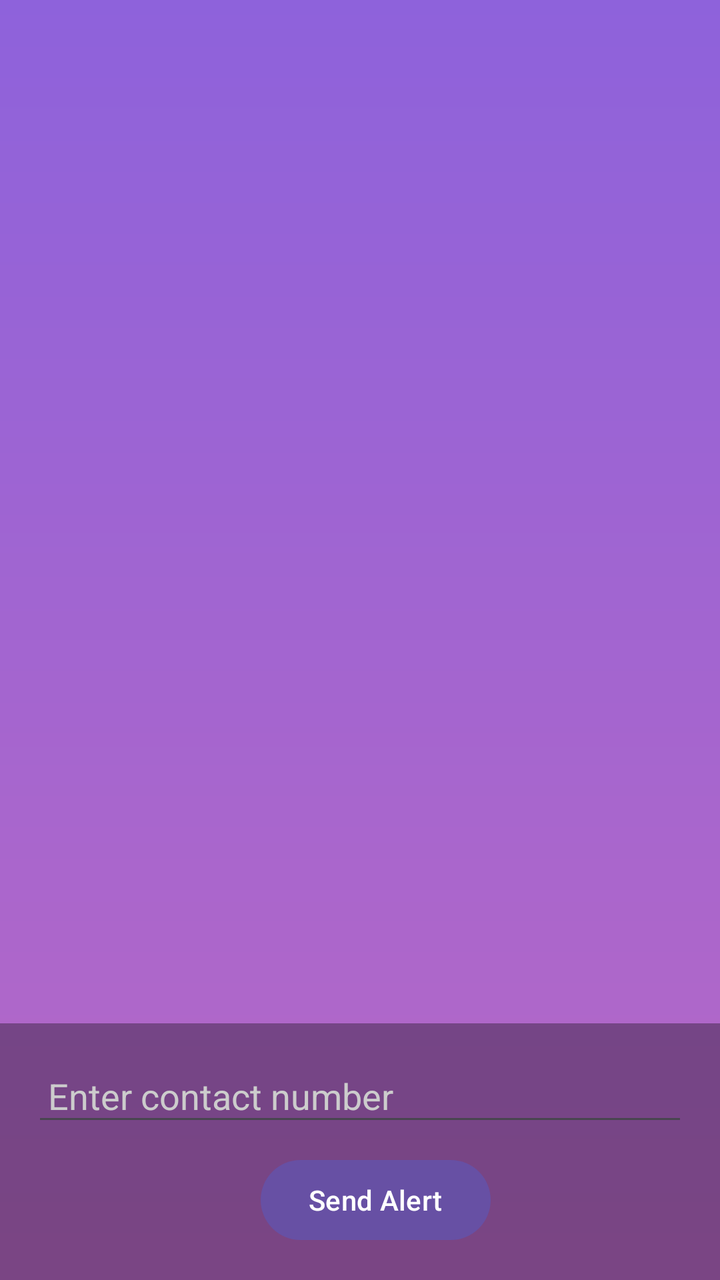
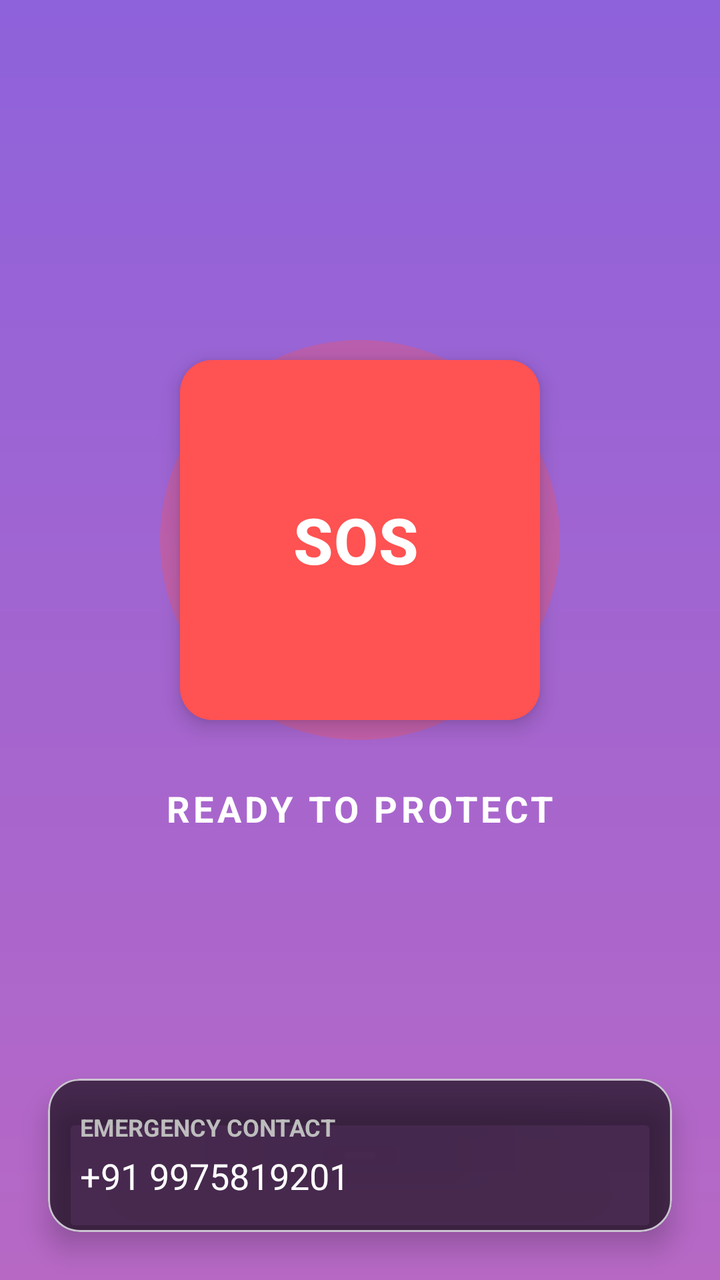

An Android layout rendered at two revisions. The XML below is the earlier revision; the diff shows what the commit changed to produce the second picture.
<!-- AndroidManifest.xml: activity theme Theme.EmpowHer -->
<!-- res/layout/activity_buzzer.xml -->
<?xml version="1.0" encoding="utf-8"?>
<FrameLayout xmlns:android="http://schemas.android.com/apk/res/android"
    android:layout_width="match_parent"
    android:layout_height="match_parent"
    android:background="@drawable/bg">


    
    <LinearLayout
        android:layout_width="match_parent"
        android:layout_height="wrap_content"
        android:layout_gravity="bottom"
        android:orientation="vertical"
        android:padding="16dp"
        android:background="#55000000">

        <EditText
            android:id="@+id/contactInput"
            android:layout_width="match_parent"
            android:layout_height="wrap_content"
            android:hint="Enter contact number"
            android:inputType="phone"
            android:padding="8dp"
            android:textColor="#FFFFFF"
            android:textColorHint="#CCCCCC" />

        <LinearLayout
            android:layout_width="match_parent"
            android:layout_height="wrap_content"
            android:orientation="horizontal"
            android:gravity="center"
            android:layout_marginTop="8dp">


            <Button
                android:id="@+id/shareButton"
                android:layout_width="wrap_content"
                android:layout_height="wrap_content"
                android:layout_marginStart="16dp"
                android:text="Send Alert" />
        </LinearLayout>
    </LinearLayout>
</FrameLayout>
<!-- resources referenced by this layout -->
<resources>
  <!-- drawable bg (drawable) -->
  <?xml version="1.0" encoding="utf-8"?>
  <shape xmlns:android="http://schemas.android.com/apk/res/android">
      <gradient android:type="linear" android:angle="100"
          android:startColor="#8E62DB" android:endColor="#B768C5" />
  
  </shape>
  <style name="Theme.EmpowHer" parent="Base.Theme.EmpowHer" />
  <style name="Base.Theme.EmpowHer" parent="Theme.Material3.DayNight.NoActionBar">
          
          
      </style>
</resources>

<!-- the commit's change to res/layout/activity_buzzer.xml (unified diff, before → after) -->
@@ -1,43 +1,98 @@
 <?xml version="1.0" encoding="utf-8"?>
-<FrameLayout xmlns:android="http://schemas.android.com/apk/res/android"
+<androidx.constraintlayout.widget.ConstraintLayout xmlns:android="http://schemas.android.com/apk/res/android"
+    xmlns:app="http://schemas.android.com/apk/res-auto"
+    xmlns:tools="http://schemas.android.com/tools"
     android:layout_width="match_parent"
     android:layout_height="match_parent"
-    android:background="@drawable/bg">
+    android:background="@drawable/bg"
+    tools:context=".BuzzerActivity">
 
+    <View
+        android:id="@+id/pulseView"
+        android:layout_width="200dp"
+        android:layout_height="200dp"
+        android:background="@drawable/circle_red"
+        app:layout_constraintBottom_toBottomOf="@+id/btn_sos"
+        app:layout_constraintEnd_toEndOf="@+id/btn_sos"
+        app:layout_constraintStart_toStartOf="@+id/btn_sos"
+        app:layout_constraintTop_toTopOf="@+id/btn_sos" />
 
-    
-    <LinearLayout
+    <com.google.android.material.floatingactionbutton.ExtendedFloatingActionButton
+        android:id="@+id/btn_sos"
+        android:layout_width="180dp"
+        android:layout_height="180dp"
+        android:layout_marginBottom="100dp"
+        android:gravity="center"
+        android:text="SOS"
+        android:textColor="@color/white"
+        android:textSize="32sp"
+        android:textStyle="bold"
+        app:backgroundTint="#FF5252"
+        app:cornerRadius="90dp"
+        app:layout_constraintBottom_toBottomOf="parent"
+        app:layout_constraintEnd_toEndOf="parent"
+        app:layout_constraintStart_toStartOf="parent"
+        app:layout_constraintTop_toTopOf="parent" />
+
+    <TextView
+        android:id="@+id/tv_status"
+        android:layout_width="wrap_content"
+        android:layout_height="wrap_content"
+        android:layout_marginTop="32dp"
+        android:text="READY TO PROTECT"
+        android:textColor="@color/white"
+        android:textSize="18sp"
+        android:textStyle="bold"
+        android:letterSpacing="0.1"
+        app:layout_constraintEnd_toEndOf="parent"
+        app:layout_constraintStart_toStartOf="parent"
+        app:layout_constraintTop_toBottomOf="@+id/btn_sos" />
+
+    <TextView
+        android:id="@+id/tv_countdown"
+        android:layout_width="wrap_content"
+        android:layout_height="wrap_content"
+        android:layout_marginTop="8dp"
+        android:text=""
+        android:textColor="#FFCDD2"
+        android:textSize="48sp"
+        android:textStyle="bold"
+        app:layout_constraintEnd_toEndOf="parent"
+        app:layout_constraintStart_toStartOf="parent"
+        app:layout_constraintTop_toBottomOf="@+id/tv_status" />
+
+    <com.google.android.material.card.MaterialCardView
         android:layout_width="match_parent"
         android:layout_height="wrap_content"
-        android:layout_gravity="bottom"
-        android:orientation="vertical"
-        android:padding="16dp"
-        android:background="#55000000">
-
-        <EditText
-            android:id="@+id/contactInput"
-            android:layout_width="match_parent"
-            android:layout_height="wrap_content"
-            android:hint="Enter contact number"
-            android:inputType="phone"
-            android:padding="8dp"
-            android:textColor="#FFFFFF"
-            android:textColorHint="#CCCCCC" />
+        android:layout_margin="24dp"
+        app:cardCornerRadius="16dp"
+        app:cardElevation="8dp"
+        app:cardBackgroundColor="#99000000"
+        app:layout_constraintBottom_toBottomOf="parent">
 
         <LinearLayout
             android:layout_width="match_parent"
             android:layout_height="wrap_content"
-            android:orientation="horizontal"
-            android:gravity="center"
-            android:layout_marginTop="8dp">
+            android:orientation="vertical"
+            android:padding="16dp">
 
-
-            <Button
-                android:id="@+id/shareButton"
+            <TextView
                 android:layout_width="wrap_content"
                 android:layout_height="wrap_content"
-                android:layout_marginStart="16dp"
-                android:text="Send Alert" />
+                android:text="EMERGENCY CONTACT"
+                android:textColor="#BDBDBD"
+                android:textSize="12sp"
+                android:textStyle="bold" />
+
+            <TextView
+                android:id="@+id/tv_emergency_number"
+                android:layout_width="wrap_content"
+                android:layout_height="wrap_content"
+                android:layout_marginTop="4dp"
+                android:text="+91 9975819201"
+                android:textColor="@color/white"
+                android:textSize="18sp" />
         </LinearLayout>
-    </LinearLayout>
-</FrameLayout>
+    </com.google.android.material.card.MaterialCardView>
+
+</androidx.constraintlayout.widget.ConstraintLayout>
<!-- resource entries referenced after the edit -->
@@ -1,11 +1,18 @@
 <!-- resources referenced by this layout -->
 <resources>
+  <color name="white">#FFFFFF</color>
   <!-- drawable bg (drawable) -->
   <?xml version="1.0" encoding="utf-8"?>
   <shape xmlns:android="http://schemas.android.com/apk/res/android">
       <gradient android:type="linear" android:angle="100"
           android:startColor="#8E62DB" android:endColor="#B768C5" />
   
+  </shape>
+  <!-- drawable circle_red (drawable) -->
+  <?xml version="1.0" encoding="utf-8"?>
+  <shape xmlns:android="http://schemas.android.com/apk/res/android"
+      android:shape="oval">
+      <solid android:color="#4DFF5252" />
   </shape>
   <style name="Theme.EmpowHer" parent="Base.Theme.EmpowHer" />
   <style name="Base.Theme.EmpowHer" parent="Theme.Material3.DayNight.NoActionBar">
